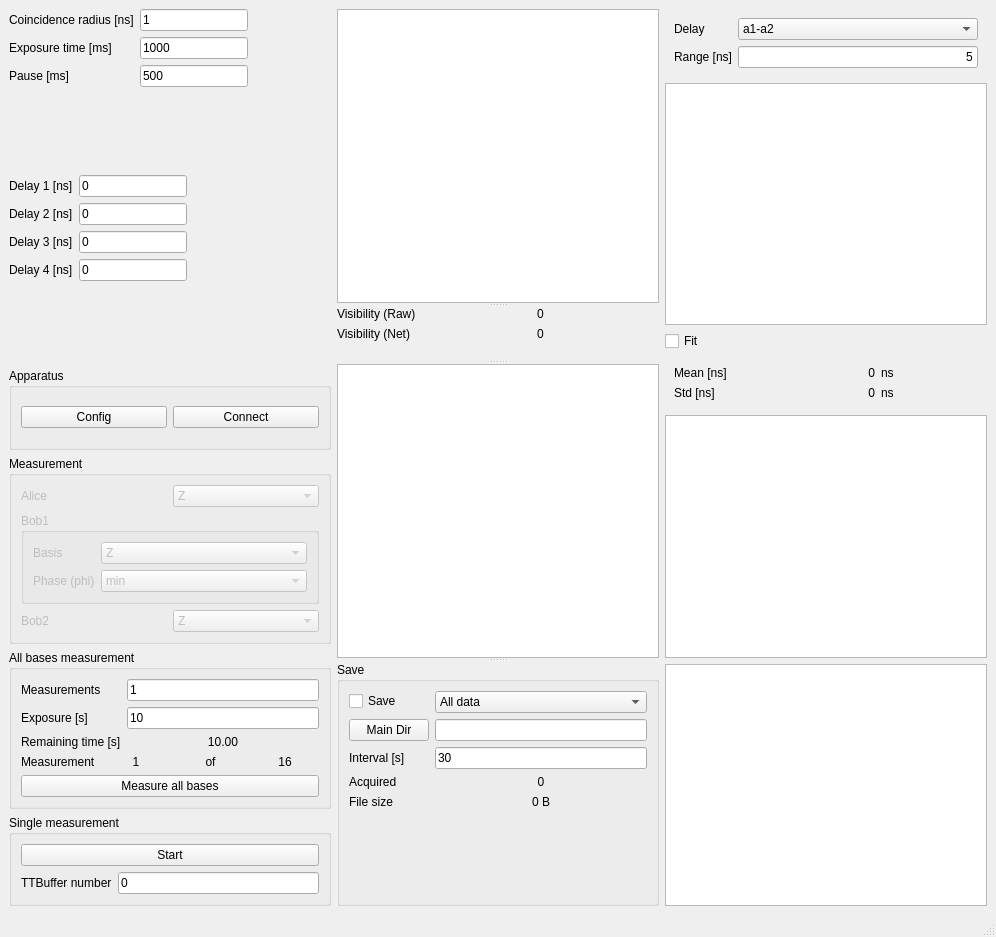
Qt form pol/pol.ui (qLuxor/pylabtools) before a commit.
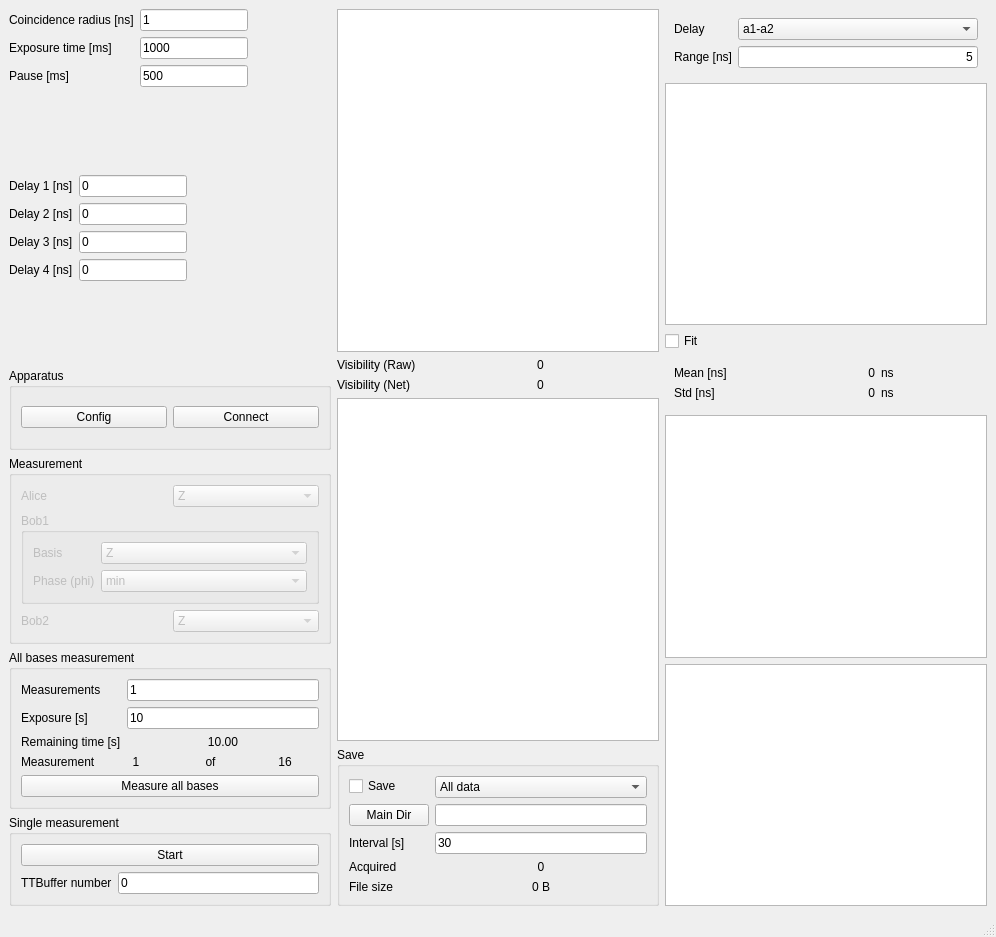
The same form after that commit. Custom widgets are drawn as their Qt base class.

Commit message: Fix plot region dimension

Diff of the .ui file:
```diff
--- a/pol/pol.ui
+++ b/pol/pol.ui
@@ -529,19 +529,15 @@
      </layout>
     </item>
     <item>
-     <widget class="QSplitter" name="splitter">
-      <property name="sizePolicy">
-       <sizepolicy hsizetype="Expanding" vsizetype="Expanding">
-        <horstretch>0</horstretch>
-        <verstretch>0</verstretch>
-       </sizepolicy>
-      </property>
-      <property name="orientation">
-       <enum>Qt::Vertical</enum>
-      </property>
+     <layout class="QVBoxLayout" name="verticalLayout_3">
+      <item>
       <widget class="PlotWidget" name="pltSingleVis"/>
-      <widget class="QWidget" name="layoutWidget">
+      </item>
+      <item>
        <layout class="QFormLayout" name="formLayout_5">
+        <property name="fieldGrowthPolicy">
+         <enum>QFormLayout::AllNonFixedFieldsGrow</enum>
+        </property>
         <item row="0" column="0">
          <widget class="QLabel" name="lblRate_2">
           <property name="text">
@@ -580,8 +576,11 @@
          </widget>
         </item>
        </layout>
-      </widget>
+      </item>
+      <item>
       <widget class="PlotWidget" name="pltCoincVis"/>
+      </item>
+      <item>
       <widget class="QGroupBox" name="groupBox_3">
        <property name="title">
         <string>Save</string>
@@ -671,7 +670,8 @@
         </item>
        </layout>
       </widget>
-     </widget>
+      </item>
+     </layout>
     </item>
     <item>
      <layout class="QVBoxLayout" name="verticalLayout_2">
```
Lines whose indentation alone changed are shown as unchanged.
